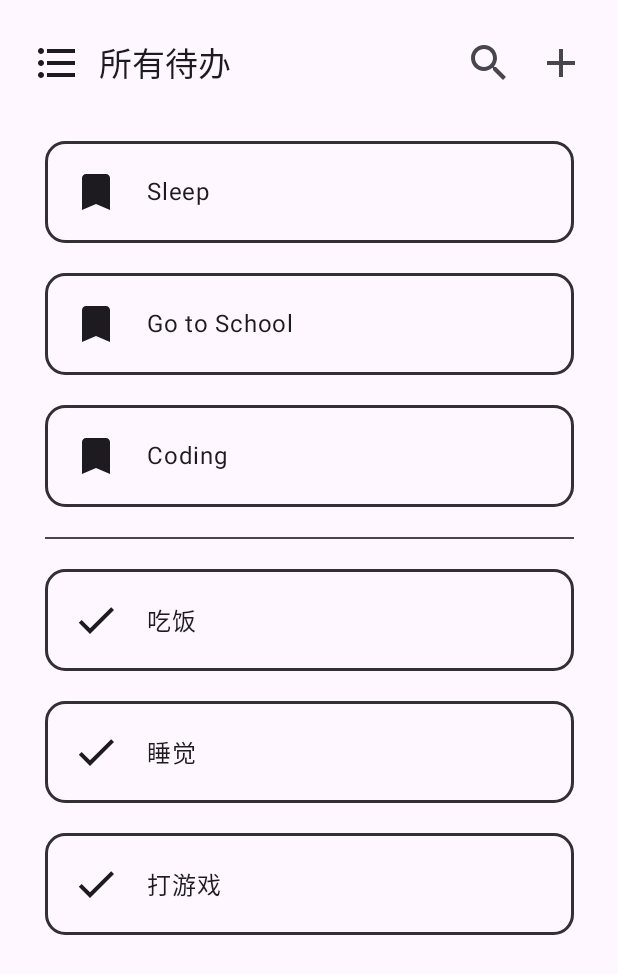
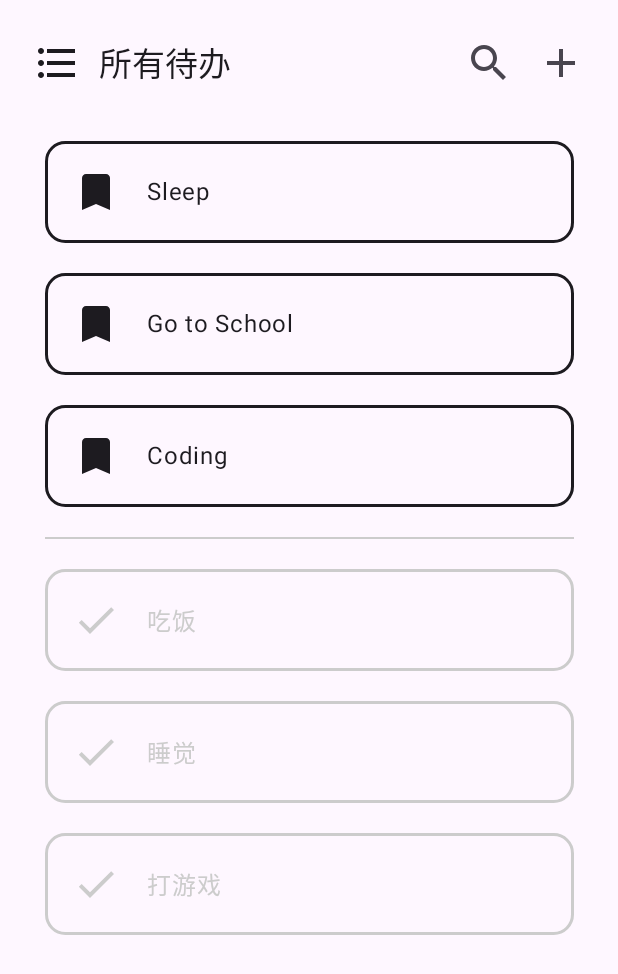
Before and after one commit to caoyfcode/todo_app, an Android app built with Jetpack Compose: the screen it shows after launch (MainActivity), on a phone screen of 412 x 824 dp. Shown: the top 974 px of the screen. Run offline under Robolectric (Android 15) with nearby library versions, the phone set to English and light mode, and no system bars; our stand-ins replace window size class.

Commit message:
feat(ui): 待办列表颜色修改
1. 已完成的待办令其使用 secondary (灰色) 作为内容与边框的颜色
2. 未完成与已完成待办的分割线颜色修改为 secondary

```diff
--- a/app/src/main/java/com/github/caoyfcode/todo/ui/Item.kt
+++ b/app/src/main/java/com/github/caoyfcode/todo/ui/Item.kt
@@ -17,31 +17,39 @@ import com.github.caoyfcode.todo.R
 
 @Composable
 fun TodoItem(message: String, checked: Boolean) {
+    val contentColor = if (checked) {
+        MaterialTheme.colorScheme.secondary
+    } else {
+        MaterialTheme.colorScheme.onBackground
+    }
+    val painter = if (checked) {
+        painterResource(id = R.drawable.check)
+    } else {
+        painterResource(id = R.drawable.bookmark)
+    }
+    val description = if (checked) {
+        stringResource(id = R.string.checked_todo)
+    } else {
+        stringResource(id = R.string.unchecked_todo)
+    }
     Surface(
         modifier = Modifier
             .fillMaxWidth(),
         shape = RoundedCornerShape(20),
-        border = BorderStroke(2.dp, MaterialTheme.colorScheme.inverseSurface)
+        border = BorderStroke(2.dp, contentColor),
+        color = MaterialTheme.colorScheme.background,
+        contentColor = contentColor,
     ) {
         Row(
             modifier = Modifier.padding(10.dp), // 10dp 水平: 与子项间隔相同, 竖直: 保持最小高度为 20dp + content size
             horizontalArrangement = Arrangement.spacedBy(10.dp), // 子项水平相隔 10dp
             verticalAlignment = Alignment.CenterVertically,
         ) {
-            if (checked) {
-                IconButton(onClick = { /*TODO*/ }) {
-                    Icon(
-                        painter = painterResource(id = R.drawable.check),
-                        contentDescription = stringResource(id = R.string.checked_todo)
-                    )
-                }
-            } else {
-                IconButton(onClick = { /*TODO*/ }) {
-                    Icon(
-                        painter = painterResource(id = R.drawable.bookmark),
-                        contentDescription = stringResource(id = R.string.unchecked_todo)
-                    )
-                }
+            IconButton(onClick = { /*TODO*/ }) {
+                Icon(
+                    painter = painter,
+                    contentDescription = description
+                )
             }
             Text(text = message)
         }
--- a/app/src/main/java/com/github/caoyfcode/todo/ui/Screen.kt
+++ b/app/src/main/java/com/github/caoyfcode/todo/ui/Screen.kt
@@ -117,7 +117,7 @@ fun Content(paddingValues: PaddingValues) {
                     TodoItem(message = it, false)
                 }
                 item {
-                    Divider(color = MaterialTheme.colorScheme.onSurfaceVariant)
+                    Divider(color = MaterialTheme.colorScheme.secondary)
                 }
                 items(checked_messages) {
                     TodoItem(message = it, true)
```
